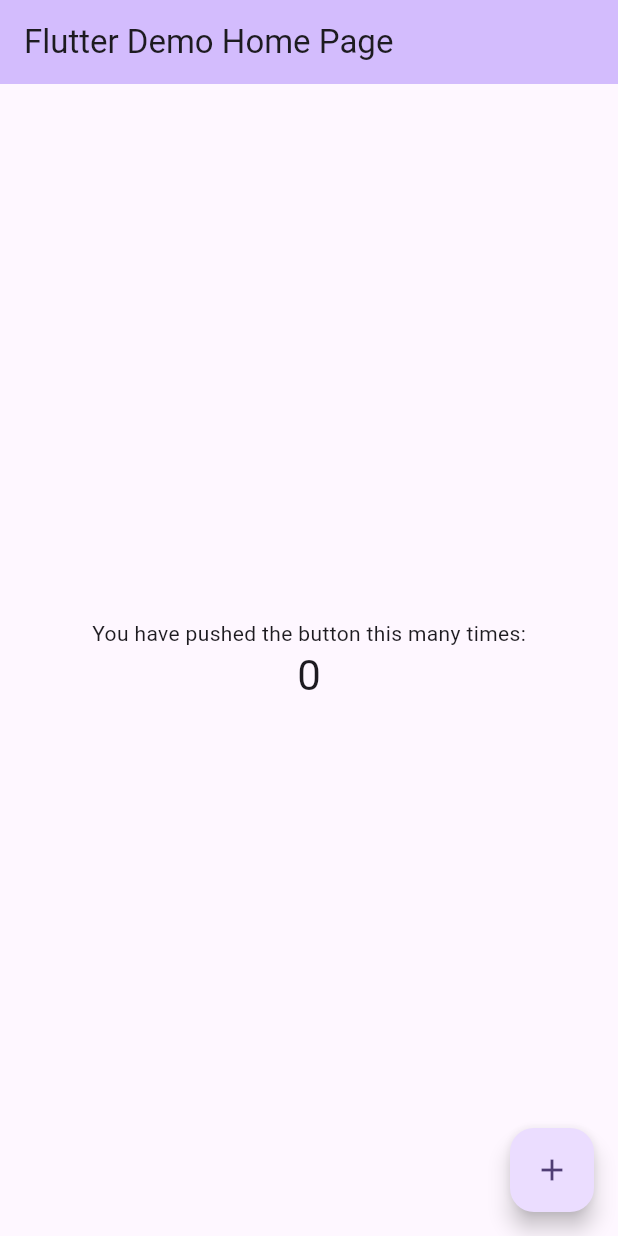
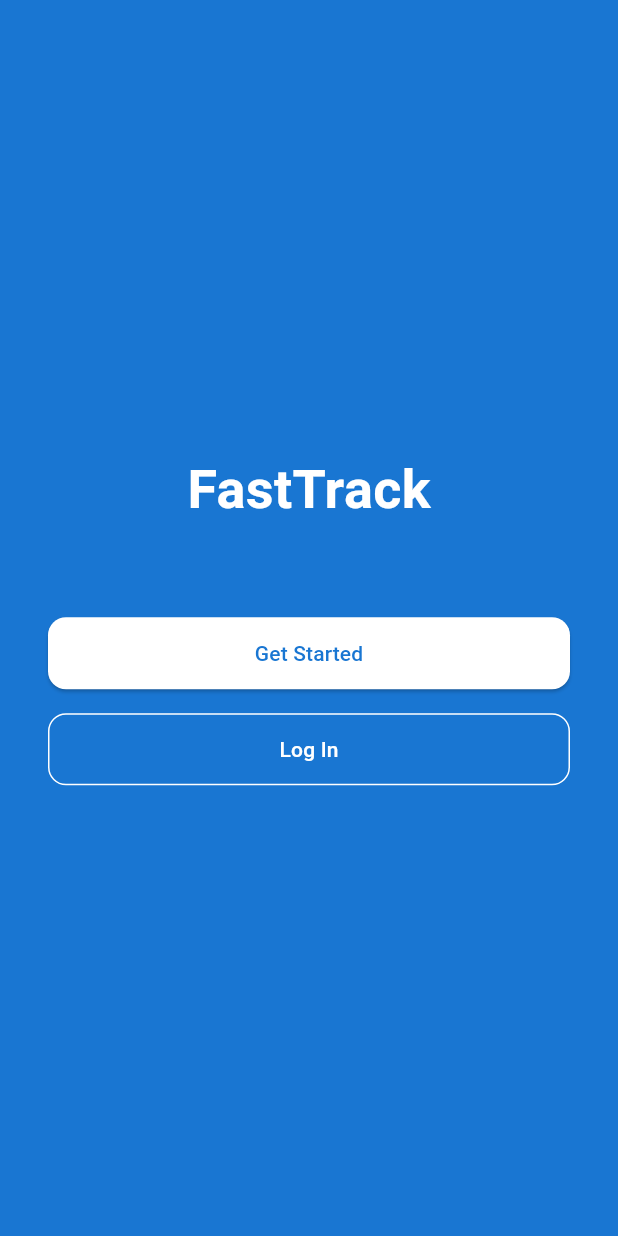
Before and after one commit to MunbodPRGRM/Delivery-app, a Flutter app: the screen it shows after launch, on a phone screen of 412 x 824 dp. Run offline on Flutter 3.47's test engine with Material 3 defaults, Android fonts, the phone set to English and light mode, and no system bars.

Commit message:
เพิ่มหน้า onboard.dart ที่ pages ที่ถูกเพิ่มขึ้นมาอีกที และแก้หน้า main.dart ให้เรียกใช้งาน onboard.dart

```diff
--- a/lib/main.dart
+++ b/lib/main.dart
@@ -1,3 +1,4 @@
+import 'package:delivery_app/pages/onboard.dart';
 import 'package:flutter/material.dart';
 
 void main() {
@@ -12,111 +13,7 @@ class MyApp extends StatelessWidget {
   Widget build(BuildContext context) {
     return MaterialApp(
       title: 'Flutter Demo',
-      theme: ThemeData(
-        // This is the theme of your application.
-        //
-        // TRY THIS: Try running your application with "flutter run". You'll see
-        // the application has a purple toolbar. Then, without quitting the app,
-        // try changing the seedColor in the colorScheme below to Colors.green
-        // and then invoke "hot reload" (save your changes or press the "hot
-        // reload" button in a Flutter-supported IDE, or press "r" if you used
-        // the command line to start the app).
-        //
-        // Notice that the counter didn't reset back to zero; the application
-        // state is not lost during the reload. To reset the state, use hot
-        // restart instead.
-        //
-        // This works for code too, not just values: Most code changes can be
-        // tested with just a hot reload.
-        colorScheme: ColorScheme.fromSeed(seedColor: Colors.deepPurple),
-      ),
-      home: const MyHomePage(title: 'Flutter Demo Home Page'),
+      home: OnboardScreen(),
     );
   }
 }
-
-class MyHomePage extends StatefulWidget {
-  const MyHomePage({super.key, required this.title});
-
-  // This widget is the home page of your application. It is stateful, meaning
-  // that it has a State object (defined below) that contains fields that affect
-  // how it looks.
-
-  // This class is the configuration for the state. It holds the values (in this
-  // case the title) provided by the parent (in this case the App widget) and
-  // used by the build method of the State. Fields in a Widget subclass are
-  // always marked "final".
-
-  final String title;
-
-  @override
-  State<MyHomePage> createState() => _MyHomePageState();
-}
-
-class _MyHomePageState extends State<MyHomePage> {
-  int _counter = 0;
-
-  void _incrementCounter() {
-    setState(() {
-      // This call to setState tells the Flutter framework that something has
-      // changed in this State, which causes it to rerun the build method below
-      // so that the display can reflect the updated values. If we changed
-      // _counter without calling setState(), then the build method would not be
-      // called again, and so nothing would appear to happen.
-      _counter++;
-    });
-  }
-
-  @override
-  Widget build(BuildContext context) {
-    // This method is rerun every time setState is called, for instance as done
-    // by the _incrementCounter method above.
-    //
-    // The Flutter framework has been optimized to make rerunning build methods
-    // fast, so that you can just rebuild anything that needs updating rather
-    // than having to individually change instances of widgets.
-    return Scaffold(
-      appBar: AppBar(
-        // TRY THIS: Try changing the color here to a specific color (to
-        // Colors.amber, perhaps?) and trigger a hot reload to see the AppBar
-        // change color while the other colors stay the same.
-        backgroundColor: Theme.of(context).colorScheme.inversePrimary,
-        // Here we take the value from the MyHomePage object that was created by
-        // the App.build method, and use it to set our appbar title.
-        title: Text(widget.title),
-      ),
-      body: Center(
-        // Center is a layout widget. It takes a single child and positions it
-        // in the middle of the parent.
-        child: Column(
-          // Column is also a layout widget. It takes a list of children and
-          // arranges them vertically. By default, it sizes itself to fit its
-          // children horizontally, and tries to be as tall as its parent.
-          //
-          // Column has various properties to control how it sizes itself and
-          // how it positions its children. Here we use mainAxisAlignment to
-          // center the children vertically; the main axis here is the vertical
-          // axis because Columns are vertical (the cross axis would be
-          // horizontal).
-          //
-          // TRY THIS: Invoke "debug painting" (choose the "Toggle Debug Paint"
-          // action in the IDE, or press "p" in the console), to see the
-          // wireframe for each widget.
-          mainAxisAlignment: MainAxisAlignment.center,
-          children: <Widget>[
-            const Text('You have pushed the button this many times:'),
-            Text(
-              '$_counter',
-              style: Theme.of(context).textTheme.headlineMedium,
-            ),
-          ],
-        ),
-      ),
-      floatingActionButton: FloatingActionButton(
-        onPressed: _incrementCounter,
-        tooltip: 'Increment',
-        child: const Icon(Icons.add),
-      ), // This trailing comma makes auto-formatting nicer for build methods.
-    );
-  }
-}
--- /dev/null
+++ b/lib/pages/onboard.dart
@@ -0,0 +1,84 @@
+import 'package:flutter/material.dart';
+
+class OnboardScreen extends StatefulWidget {
+  const OnboardScreen({super.key});
+
+  @override
+  State<OnboardScreen> createState() => _OnboardScreenState();
+}
+
+class _OnboardScreenState extends State<OnboardScreen> {
+  @override
+  Widget build(BuildContext context) {
+    return Scaffold(
+      backgroundColor: Colors.blue[700],
+      body: SafeArea(
+        child: Center(
+          child: Padding(
+            padding: const EdgeInsets.symmetric(horizontal: 32.0),
+            child: Column(
+              mainAxisAlignment: MainAxisAlignment.center,
+              children: [
+                // ชื่อแอป
+                Text(
+                  'FastTrack',
+                  style: TextStyle(
+                    fontSize: 36,
+                    fontWeight: FontWeight.bold,
+                    color: Colors.white,
+                  ),
+                ),
+                SizedBox(height: 60),
+
+                // ปุ่ม Get Started → Register
+                SizedBox(
+                  width: double.infinity,
+                  child: ElevatedButton(
+                    style: ElevatedButton.styleFrom(
+                      backgroundColor: Colors.white,
+                      foregroundColor: Colors.blue[700],
+                      padding: EdgeInsets.symmetric(vertical: 14),
+                      shape: RoundedRectangleBorder(
+                        borderRadius: BorderRadius.circular(12),
+                      ),
+                    ),
+                    onPressed: () {
+                      // Navigator.push(
+                      //   context,
+                      //   MaterialPageRoute(builder: (context) => RoleSelectionScreen()),
+                      // );
+                    },
+                    child: Text('Get Started'),
+                  ),
+                ),
+                SizedBox(height: 16),
+
+                // ปุ่ม Log In → Login
+                SizedBox(
+                  width: double.infinity,
+                  child: OutlinedButton(
+                    style: OutlinedButton.styleFrom(
+                      foregroundColor: Colors.white,
+                      side: BorderSide(color: Colors.white),
+                      padding: EdgeInsets.symmetric(vertical: 14),
+                      shape: RoundedRectangleBorder(
+                        borderRadius: BorderRadius.circular(12),
+                      ),
+                    ),
+                    onPressed: () {
+                      // Navigator.push(
+                      //   context,
+                      //   MaterialPageRoute(builder: (context) => LoginScreen()),
+                      // );
+                    },
+                    child: Text('Log In'),
+                  ),
+                ),
+              ],
+            ),
+          ),
+        ),
+      ),
+    );
+  }
+}
```
